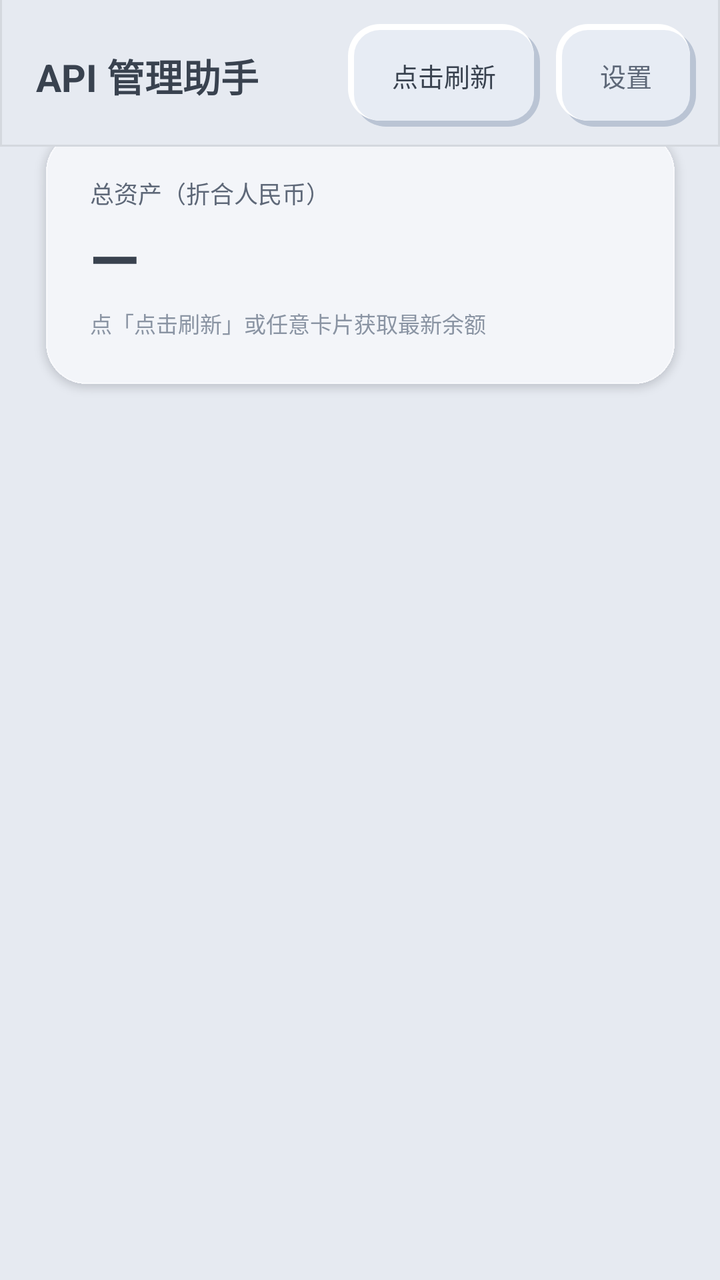
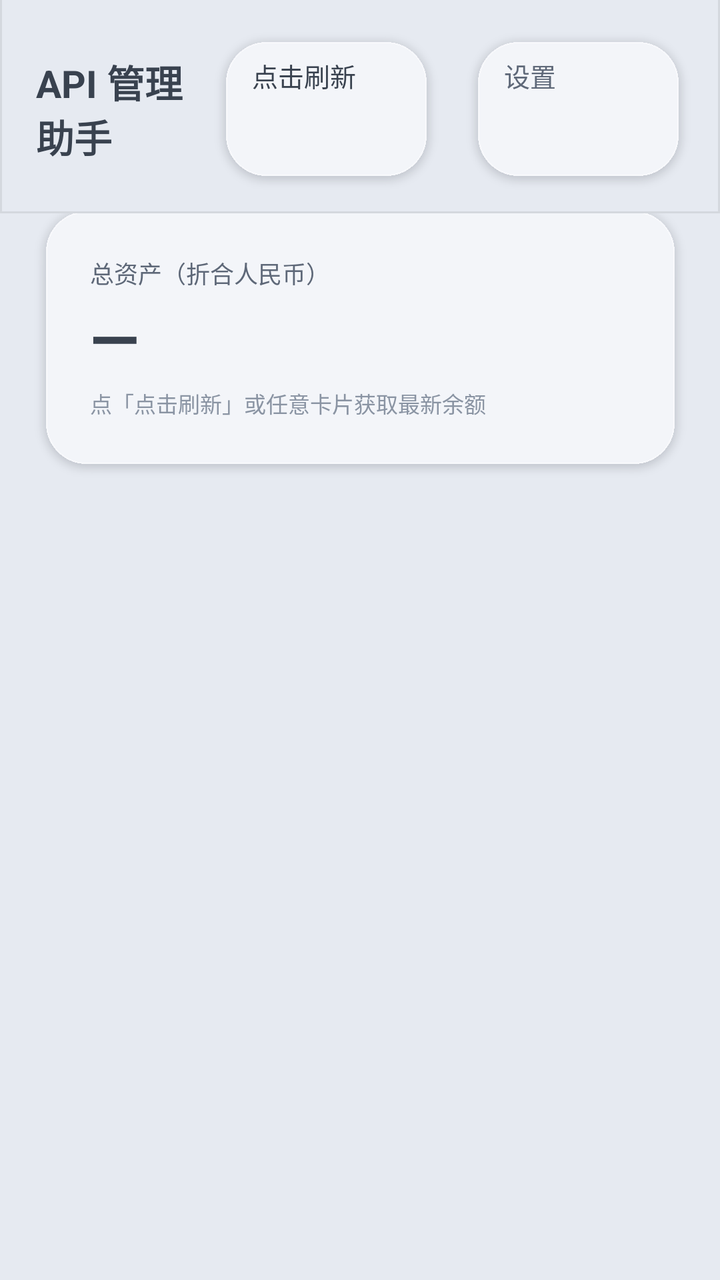

Screens rendered from an Android XML layout before and after an edit, with the pre-edit source and the edit as a unified diff.
<!-- AndroidManifest.xml: application theme AppTheme -->
<!-- res/layout/activity_main.xml -->
<?xml version="1.0" encoding="utf-8"?>
<FrameLayout xmlns:android="http://schemas.android.com/apk/res/android"
    android:id="@+id/main_root"
    android:layout_width="match_parent"
    android:layout_height="match_parent"
    android:background="@color/bg">

    <ScrollView
        android:id="@+id/main_scroll"
        android:layout_width="match_parent"
        android:layout_height="match_parent"
        android:clipToPadding="false"
        android:paddingLeft="14dp"
        android:paddingRight="14dp"
        android:paddingBottom="20dp"
        android:scrollbars="none"
        android:overScrollMode="never">

        <LinearLayout
            android:layout_width="match_parent"
            android:layout_height="wrap_content"
            android:orientation="vertical">

            
            <LinearLayout
                android:id="@+id/tab_row"
                android:layout_width="match_parent"
                android:layout_height="wrap_content"
                android:orientation="horizontal"
                android:layout_marginBottom="12dp">

                <TextView
                    android:id="@+id/tab_api"
                    android:layout_width="0dp"
                    android:layout_height="wrap_content"
                    android:layout_weight="1"
                    android:gravity="center"
                    android:background="@drawable/neu_btn"
                    android:paddingTop="12dp"
                    android:paddingBottom="12dp"
                    android:text="API 余额"
                    android:textColor="@color/tx"
                    android:textSize="14sp"
                    android:textStyle="bold" />

                <TextView
                    android:id="@+id/tab_stats"
                    android:layout_width="0dp"
                    android:layout_height="wrap_content"
                    android:layout_weight="1"
                    android:layout_marginLeft="8dp"
                    android:gravity="center"
                    android:background="@drawable/neu_btn"
                    android:paddingTop="12dp"
                    android:paddingBottom="12dp"
                    android:text="用量统计"
                    android:textColor="@color/tx2"
                    android:textSize="14sp" />
            </LinearLayout>

            
            <LinearLayout
                android:id="@+id/total_card"
                android:layout_width="match_parent"
                android:layout_height="wrap_content"
                android:orientation="vertical"
                android:background="@drawable/total_bg"
                android:padding="31dp"
                android:layout_marginBottom="13dp">

                <TextView
                    android:layout_width="match_parent"
                    android:layout_height="wrap_content"
                    android:text="@string/main_total_label"
                    android:textColor="@color/tx2"
                    android:textSize="12sp" />

                <TextView
                    android:id="@+id/t_total"
                    android:layout_width="match_parent"
                    android:layout_height="wrap_content"
                    android:layout_marginTop="2dp"
                    android:text="—"
                    android:textColor="@color/tx"
                    android:textSize="32sp"
                    android:textStyle="bold" />

                <TextView
                    android:id="@+id/t_sub"
                    android:layout_width="match_parent"
                    android:layout_height="wrap_content"
                    android:layout_marginTop="3dp"
                    android:text="@string/tap_refresh"
                    android:textColor="@color/tx3"
                    android:textSize="11sp" />
            </LinearLayout>

            
            <LinearLayout
                android:id="@+id/cards"
                android:layout_width="match_parent"
                android:layout_height="wrap_content"
                android:orientation="vertical" />

            
            <LinearLayout
                android:id="@+id/stats_container"
                android:layout_width="match_parent"
                android:layout_height="wrap_content"
                android:orientation="vertical"
                android:visibility="gone">

                
                <com.minis.balancewidget.UsageChartView
                    android:id="@+id/usage_chart"
                    android:layout_width="match_parent"
                    android:layout_height="250dp"
                    android:background="@drawable/stats_card_bg"
                    android:padding="10dp" />

                
                <LinearLayout
                    android:layout_width="match_parent"
                    android:layout_height="wrap_content"
                    android:orientation="horizontal"
                    android:gravity="right"
                    android:layout_marginTop="4dp">
                    <TextView android:id="@+id/range_pick" android:layout_width="wrap_content"
                        android:layout_height="wrap_content" android:gravity="center"
                        android:background="@drawable/neu_btn" android:paddingLeft="14dp" android:paddingRight="14dp"
                        android:paddingTop="8dp" android:paddingBottom="8dp"
                        android:text="日期 ▽" android:textColor="@color/tx" android:textSize="12sp" />
                </LinearLayout>

                
                <LinearLayout
                    android:id="@+id/stats_platforms"
                    android:layout_width="match_parent"
                    android:layout_height="wrap_content"
                    android:orientation="vertical"
                    android:layout_marginTop="14dp" />

                
                <TextView
                    android:id="@+id/stats_range_label"
                    android:layout_width="match_parent"
                    android:layout_height="wrap_content"
                    android:layout_marginTop="16dp"
                    android:text="近 7 日"
                    android:textColor="@color/tx"
                    android:textSize="15sp"
                    android:textStyle="bold" />

                
                <LinearLayout
                    android:id="@+id/stats_detail"
                    android:layout_width="match_parent"
                    android:layout_height="wrap_content"
                    android:orientation="vertical" />

                <TextView
                    android:id="@+id/btn_fix_recharge"
                    android:layout_width="wrap_content"
                    android:layout_height="wrap_content"
                    android:layout_marginTop="10dp"
                    android:background="@drawable/neu_btn"
                    android:paddingLeft="16dp"
                    android:paddingRight="16dp"
                    android:paddingTop="9dp"
                    android:paddingBottom="9dp"
                    android:text="修正充值"
                    android:textColor="@color/tx"
                    android:textSize="12sp" />

                
                <TextView
                    android:id="@+id/stats_totals"
                    android:layout_width="match_parent"
                    android:layout_height="wrap_content"
                    android:layout_marginTop="12dp"
                    android:textColor="@color/tx"
                    android:textSize="15sp"
                    android:textStyle="bold" />

                
                <TextView android:id="@+id/stats_clean" android:layout_width="wrap_content"
                    android:layout_height="wrap_content" android:layout_marginTop="12dp" android:gravity="center"
                    android:background="@drawable/neu_btn" android:paddingLeft="18dp" android:paddingRight="18dp"
                    android:paddingTop="10dp" android:paddingBottom="10dp"
                    android:text="清理数据" android:textColor="@color/danger" android:textSize="13sp" />
            </LinearLayout>
        </LinearLayout>
    </ScrollView>

    
    <LinearLayout
        android:id="@+id/app_header"
        android:layout_width="match_parent"
        android:layout_height="wrap_content"
        android:layout_gravity="top"
        android:orientation="horizontal"
        android:gravity="center_vertical"
        android:background="@drawable/header_bg"
        android:paddingLeft="18dp"
        android:paddingRight="12dp"
        android:paddingTop="12dp"
        android:paddingBottom="10dp">

        <TextView
            android:layout_width="0dp"
            android:layout_height="wrap_content"
            android:layout_weight="1"
            android:text="@string/main_title"
            android:textColor="@color/tx"
            android:textSize="19sp"
            android:textStyle="bold" />

        <TextView
            android:id="@+id/btn_refresh"
            android:layout_width="wrap_content"
            android:layout_height="wrap_content"
            android:background="@drawable/neu_btn"
            android:paddingLeft="22dp"
            android:paddingRight="22dp"
            android:paddingTop="16dp"
            android:paddingBottom="16dp"
            android:text="@string/refresh"
            android:textColor="@color/tx"
            android:textSize="13sp" />

        <TextView
            android:id="@+id/btn_settings"
            android:layout_width="wrap_content"
            android:layout_height="wrap_content"
            android:layout_marginLeft="8dp"
            android:background="@drawable/neu_btn"
            android:paddingLeft="22dp"
            android:paddingRight="22dp"
            android:paddingTop="16dp"
            android:paddingBottom="16dp"
            android:text="@string/settings"
            android:textColor="@color/tx2"
            android:textSize="13sp" />
    </LinearLayout>
</FrameLayout>
<!-- resources referenced by this layout -->
<resources>
  <color name="bg">#E6EAF1</color>
  <color name="danger">#C93B3B</color>
  <color name="tx">#39424F</color>
  <color name="tx2">#5E6878</color>
  <color name="tx3">#8A94A3</color>
  <!-- drawable neu_btn (drawable) -->
  <?xml version="1.0" encoding="utf-8"?>
  <selector xmlns:android="http://schemas.android.com/apk/res/android">
      <item android:state_pressed="true" android:drawable="@drawable/neu_pressed" />
      <item android:drawable="@drawable/neu_raised" />
  </selector>
  <!-- drawable stats_card_bg (drawable) -->
  <?xml version="1.0" encoding="utf-8"?>
  <shape xmlns:android="http://schemas.android.com/apk/res/android"
      android:shape="rectangle">
      <corners android:radius="18dp" />
      <gradient
          android:angle="270"
          android:startColor="#20FFFFFF"
          android:centerColor="#14FFFFFF"
          android:endColor="#0AFFFFFF" />
      <stroke
          android:width="1dp"
          android:color="#26FFFFFF" />
  </shape>
  <string name="main_title">API 管理助手</string>
  <string name="main_total_label">总资产（折合人民币）</string>
  <string name="refresh">点击刷新</string>
  <string name="settings">设置</string>
  <string name="tap_refresh">点「点击刷新」或任意卡片获取最新余额</string>
  <style name="AppTheme" parent="@android:style/Theme.DeviceDefault.Light.NoActionBar">
          <item name="android:windowBackground">@color/bg</item>
          <item name="android:colorBackground">@color/bg</item>
          <item name="android:fitsSystemWindows">false</item>
          <item name="android:textColorPrimary">@color/tx</item>
          <item name="android:textColorSecondary">@color/tx2</item>
      </style>
  <color name="header_line">#14000000</color>
  <!-- drawable neu_pressed (drawable) -->
  <?xml version="1.0" encoding="utf-8"?>
  <layer-list xmlns:android="http://schemas.android.com/apk/res/android">
      <item>
          <shape android:shape="rectangle">
              <solid android:color="@color/neu_sunken" />
              <corners android:radius="16dp" />
          </shape>
      </item>
      <item android:left="2dp" android:top="2dp" android:right="0dp" android:bottom="0dp">
          <shape android:shape="rectangle">
              <solid android:color="#22000000" />
              <corners android:radius="14dp" />
          </shape>
      </item>
      <item android:left="3dp" android:top="3dp" android:right="2dp" android:bottom="2dp">
          <shape android:shape="rectangle">
              <solid android:color="@color/neu_sunken" />
              <corners android:radius="13dp" />
          </shape>
      </item>
  </layer-list>
  <!-- drawable neu_raised (drawable) -->
  <?xml version="1.0" encoding="utf-8"?>
  <layer-list xmlns:android="http://schemas.android.com/apk/res/android">
      <item android:left="3dp" android:top="3dp" android:right="0dp" android:bottom="0dp">
          <shape android:shape="rectangle">
              <solid android:color="@color/neu_dark" />
              <corners android:radius="16dp" />
          </shape>
      </item>
      <item android:left="0dp" android:top="0dp" android:right="3dp" android:bottom="3dp">
          <shape android:shape="rectangle">
              <solid android:color="@color/neu_light" />
              <corners android:radius="16dp" />
          </shape>
      </item>
      <item android:left="3dp" android:top="3dp" android:right="3dp" android:bottom="3dp">
          <shape android:shape="rectangle">
              <solid android:color="@color/neu_surface" />
              <corners android:radius="13dp" />
          </shape>
      </item>
  </layer-list>
  <color name="neu_sunken">#DCE1E9</color>
  <color name="neu_dark">#BAC4D4</color>
  <color name="neu_light">#FFFFFF</color>
  <color name="neu_surface">#E7ECF4</color>
  <!-- unchanged entries left out for length: 2 -->
</resources>

<!-- the commit's change to res/layout/activity_main.xml (unified diff, before → after) -->
@@ -35,7 +35,7 @@
                     android:layout_height="wrap_content"
                     android:layout_weight="1"
                     android:gravity="center"
-                    android:background="@drawable/neu_btn"
+                    android:background="@drawable/card_bg"
                     android:paddingTop="12dp"
                     android:paddingBottom="12dp"
                     android:text="API 余额"
@@ -50,7 +50,7 @@
                     android:layout_weight="1"
                     android:layout_marginLeft="8dp"
                     android:gravity="center"
-                    android:background="@drawable/neu_btn"
+                    android:background="@drawable/card_bg"
                     android:paddingTop="12dp"
                     android:paddingBottom="12dp"
                     android:text="用量统计"
@@ -127,8 +127,8 @@
                     android:layout_marginTop="4dp">
                     <TextView android:id="@+id/range_pick" android:layout_width="wrap_content"
                         android:layout_height="wrap_content" android:gravity="center"
-                        android:background="@drawable/neu_btn" android:paddingLeft="14dp" android:paddingRight="14dp"
-                        android:paddingTop="8dp" android:paddingBottom="8dp"
+                        android:background="@drawable/card_btn" android:paddingLeft="16dp" android:paddingRight="16dp"
+                        android:paddingTop="6dp" android:paddingBottom="6dp"
                         android:text="日期 ▽" android:textColor="@color/tx" android:textSize="12sp" />
                 </LinearLayout>
 
@@ -163,7 +163,7 @@
                     android:layout_width="wrap_content"
                     android:layout_height="wrap_content"
                     android:layout_marginTop="10dp"
-                    android:background="@drawable/neu_btn"
+                    android:background="@drawable/card_btn"
                     android:paddingLeft="16dp"
                     android:paddingRight="16dp"
                     android:paddingTop="9dp"
@@ -184,8 +184,9 @@
 
                 
                 <TextView android:id="@+id/stats_clean" android:layout_width="wrap_content"
-                    android:layout_height="wrap_content" android:layout_marginTop="12dp" android:gravity="center"
-                    android:background="@drawable/neu_btn" android:paddingLeft="18dp" android:paddingRight="18dp"
+                    android:layout_height="wrap_content" android:layout_marginTop="12dp"
+                    android:layout_marginBottom="28dp" android:gravity="center"
+                    android:background="@drawable/card_btn" android:paddingLeft="18dp" android:paddingRight="18dp"
                     android:paddingTop="10dp" android:paddingBottom="10dp"
                     android:text="清理数据" android:textColor="@color/danger" android:textSize="13sp" />
             </LinearLayout>
@@ -219,7 +220,7 @@
             android:id="@+id/btn_refresh"
             android:layout_width="wrap_content"
             android:layout_height="wrap_content"
-            android:background="@drawable/neu_btn"
+            android:background="@drawable/card_bg"
             android:paddingLeft="22dp"
             android:paddingRight="22dp"
             android:paddingTop="16dp"
@@ -233,7 +234,7 @@
             android:layout_width="wrap_content"
             android:layout_height="wrap_content"
             android:layout_marginLeft="8dp"
-            android:background="@drawable/neu_btn"
+            android:background="@drawable/card_bg"
             android:paddingLeft="22dp"
             android:paddingRight="22dp"
             android:paddingTop="16dp"
<!-- resource entries referenced after the edit -->
@@ -5,12 +5,15 @@
   <color name="tx">#39424F</color>
   <color name="tx2">#5E6878</color>
   <color name="tx3">#8A94A3</color>
-  <!-- drawable neu_btn (drawable) -->
+  <!-- drawable card_bg: png bitmap (drawable-night-nodpi, 5368 bytes) -->
+  <!-- drawable card_btn (drawable) -->
   <?xml version="1.0" encoding="utf-8"?>
-  <selector xmlns:android="http://schemas.android.com/apk/res/android">
-      <item android:state_pressed="true" android:drawable="@drawable/neu_pressed" />
-      <item android:drawable="@drawable/neu_raised" />
-  </selector>
+  <shape xmlns:android="http://schemas.android.com/apk/res/android"
+      android:shape="rectangle">
+      <corners android:radius="16dp" />
+      <solid android:color="@color/neu_surface" />
+      <stroke android:width="1dp" android:color="@color/neu_dark" />
+  </shape>
   <!-- drawable stats_card_bg (drawable) -->
   <?xml version="1.0" encoding="utf-8"?>
   <shape xmlns:android="http://schemas.android.com/apk/res/android"
@@ -38,53 +41,7 @@
           <item name="android:textColorSecondary">@color/tx2</item>
       </style>
   <color name="header_line">#14000000</color>
-  <!-- drawable neu_pressed (drawable) -->
-  <?xml version="1.0" encoding="utf-8"?>
-  <layer-list xmlns:android="http://schemas.android.com/apk/res/android">
-      <item>
-          <shape android:shape="rectangle">
-              <solid android:color="@color/neu_sunken" />
-              <corners android:radius="16dp" />
-          </shape>
-      </item>
-      <item android:left="2dp" android:top="2dp" android:right="0dp" android:bottom="0dp">
-          <shape android:shape="rectangle">
-              <solid android:color="#22000000" />
-              <corners android:radius="14dp" />
-          </shape>
-      </item>
-      <item android:left="3dp" android:top="3dp" android:right="2dp" android:bottom="2dp">
-          <shape android:shape="rectangle">
-              <solid android:color="@color/neu_sunken" />
-              <corners android:radius="13dp" />
-          </shape>
-      </item>
-  </layer-list>
-  <!-- drawable neu_raised (drawable) -->
-  <?xml version="1.0" encoding="utf-8"?>
-  <layer-list xmlns:android="http://schemas.android.com/apk/res/android">
-      <item android:left="3dp" android:top="3dp" android:right="0dp" android:bottom="0dp">
-          <shape android:shape="rectangle">
-              <solid android:color="@color/neu_dark" />
-              <corners android:radius="16dp" />
-          </shape>
-      </item>
-      <item android:left="0dp" android:top="0dp" android:right="3dp" android:bottom="3dp">
-          <shape android:shape="rectangle">
-              <solid android:color="@color/neu_light" />
-              <corners android:radius="16dp" />
-          </shape>
-      </item>
-      <item android:left="3dp" android:top="3dp" android:right="3dp" android:bottom="3dp">
-          <shape android:shape="rectangle">
-              <solid android:color="@color/neu_surface" />
-              <corners android:radius="13dp" />
-          </shape>
-      </item>
-  </layer-list>
-  <color name="neu_sunken">#DCE1E9</color>
   <color name="neu_dark">#BAC4D4</color>
-  <color name="neu_light">#FFFFFF</color>
   <color name="neu_surface">#E7ECF4</color>
   <!-- unchanged entries left out for length: 2 -->
 </resources>
